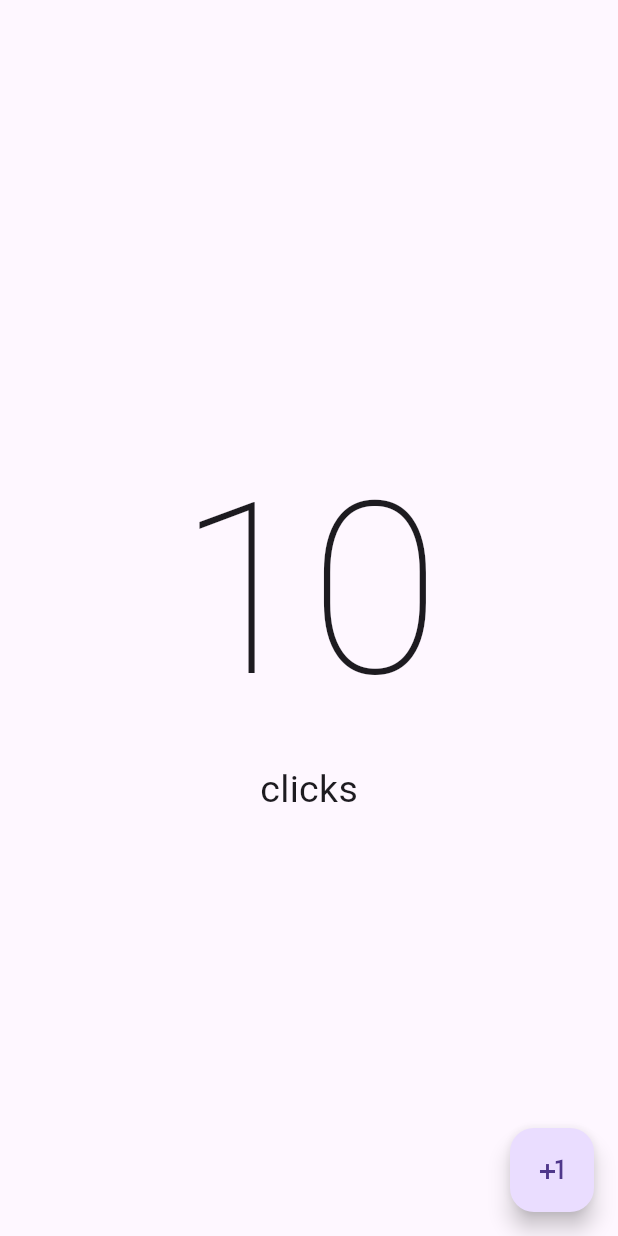
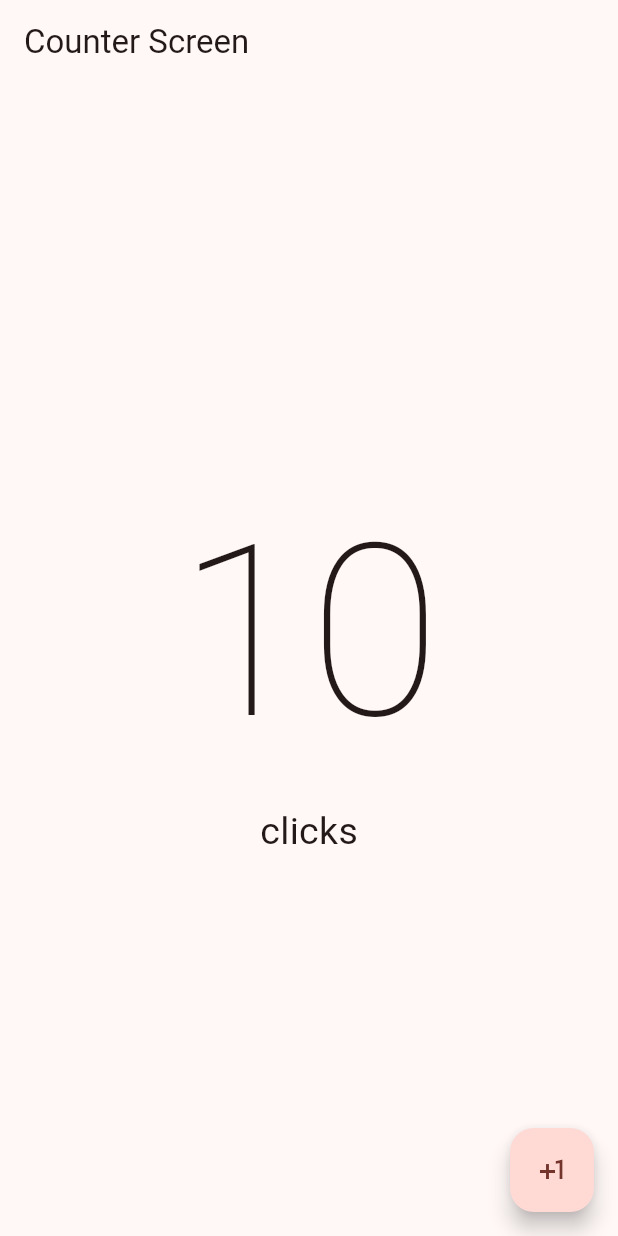
Before and after one commit to diego40g/dart_flutter, a Flutter app: the screen it shows after launch, on a phone screen of 412 x 824 dp. Run offline on Flutter 3.47's test engine with Material 3 defaults, Android fonts, the phone set to English and light mode, and no system bars; missing offline and left inert: conduit, conduit_core; project files that could hold a hidden picture were left out.

Commit message:
Use material 3 and adding themes config

```diff
--- a/02-flutter-primeros-pasos/hello_world_app/lib/main.dart
+++ b/02-flutter-primeros-pasos/hello_world_app/lib/main.dart
@@ -10,9 +10,13 @@ class MyApp extends StatelessWidget {
 
   @override
   Widget build(BuildContext context) {
-    return const MaterialApp( // Add const because the widget is immutable not dinamic
+    return MaterialApp( // Add const because the widget is immutable not dinamic
       debugShowCheckedModeBanner: false,
-      home: CounterScreen()
+      theme: ThemeData(
+        useMaterial3: true,
+        colorSchemeSeed: Colors.red
+      ),
+      home: const CounterScreen()
     );
   }
 }
--- a/02-flutter-primeros-pasos/hello_world_app/lib/presentation/screens/counter/counter_screen.dart
+++ b/02-flutter-primeros-pasos/hello_world_app/lib/presentation/screens/counter/counter_screen.dart
@@ -3,10 +3,15 @@ import 'package:flutter/material.dart';
 class CounterScreen extends StatelessWidget {
   const CounterScreen({super.key});
 
+  final int clicCounter = 0;
+
   @override
   Widget build(BuildContext context) {
-    return const Scaffold(
-      body: Center(
+    return Scaffold(
+      appBar: AppBar(
+        title: const Text('Counter Screen'),
+      ),
+      body: const Center(
         child: Column(
           mainAxisAlignment: MainAxisAlignment.center,
           children: [
@@ -15,7 +20,7 @@ class CounterScreen extends StatelessWidget {
           ],
         ),
       ),
-      floatingActionButton: FloatingActionButton(
+      floatingActionButton: const FloatingActionButton(
         onPressed: null,
         child: Icon(Icons.plus_one),
       ),
```
